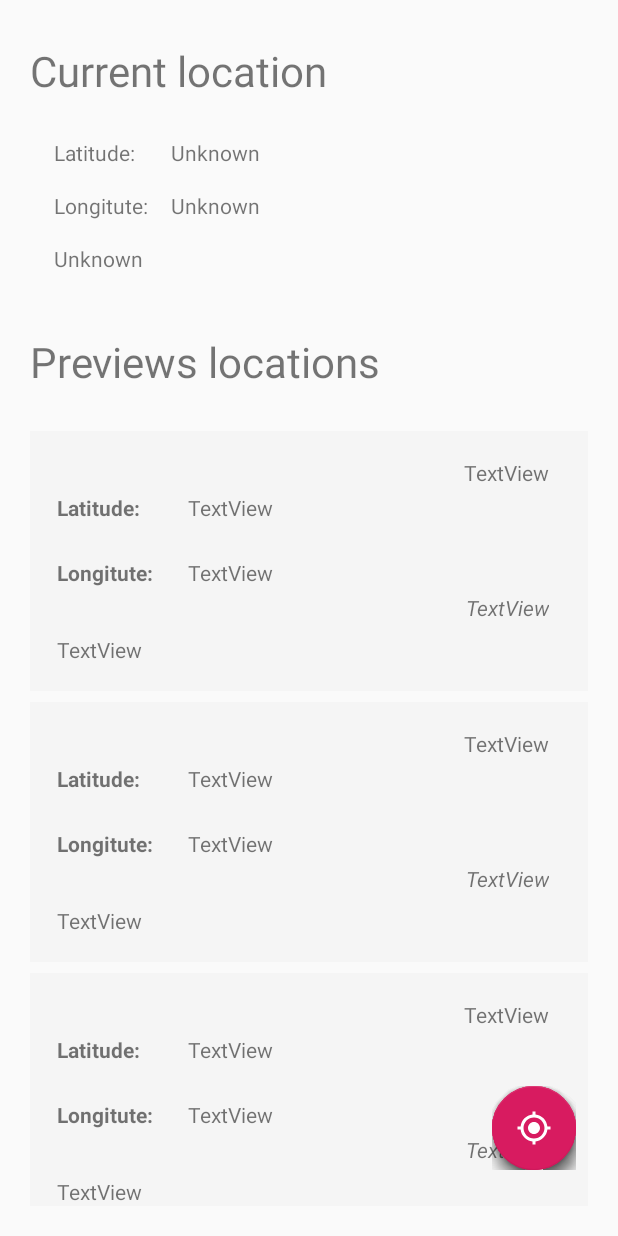
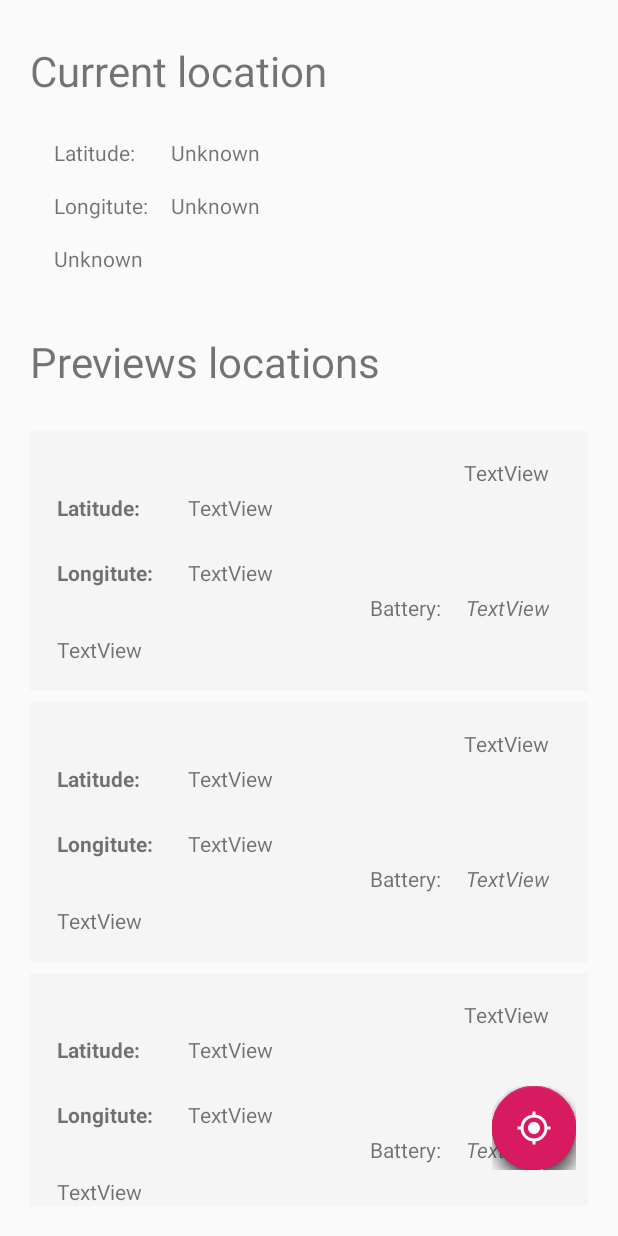
Before and after one commit to ArtemisSoftware/Location-Tracker, an Android app: the layout activity_main.xml on its own in the app's theme, with its tools: preview values and no code run, on a phone screen of 412 x 824 dp. Run offline under Robolectric (Android 15) with nearby library versions, the phone set to English and light mode, and no system bars; plain views replace FloatingActionButton, FloatingActionMenu.

Commit message:
New label for layout item_location

```diff
--- a/app/src/main/res/layout/item_location.xml
+++ b/app/src/main/res/layout/item_location.xml
@@ -77,4 +77,13 @@
         app:layout_constraintBottom_toBottomOf="parent"
         app:layout_constraintStart_toStartOf="@+id/textView4"
         app:layout_constraintTop_toBottomOf="@+id/textView6" />
+
+    <TextView
+        android:id="@+id/textView2"
+        android:layout_width="wrap_content"
+        android:layout_height="wrap_content"
+        android:layout_marginEnd="16dp"
+        android:text="@string/battery_"
+        app:layout_constraintEnd_toStartOf="@+id/txt_battery"
+        app:layout_constraintTop_toTopOf="@+id/txt_battery" />
 </androidx.constraintlayout.widget.ConstraintLayout>
--- a/app/src/main/res/values/strings.xml
+++ b/app/src/main/res/values/strings.xml
@@ -24,4 +24,5 @@
 
     <string name="location_settings_inadequate">Location settings are inadequate, and cannot be fixed here. Fix in Settings.</string>
     <string name="pending_intent_unable">PendingIntent unable to execute request.</string>
+    <string name="battery_">Battery:</string>
 </resources>
```
